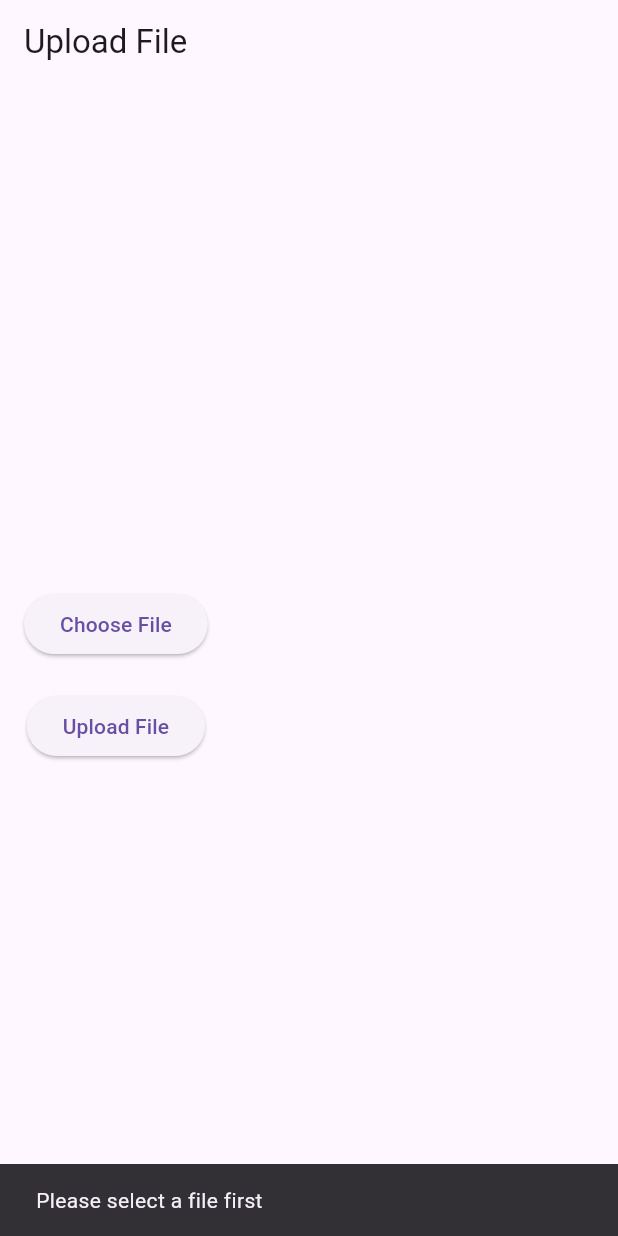
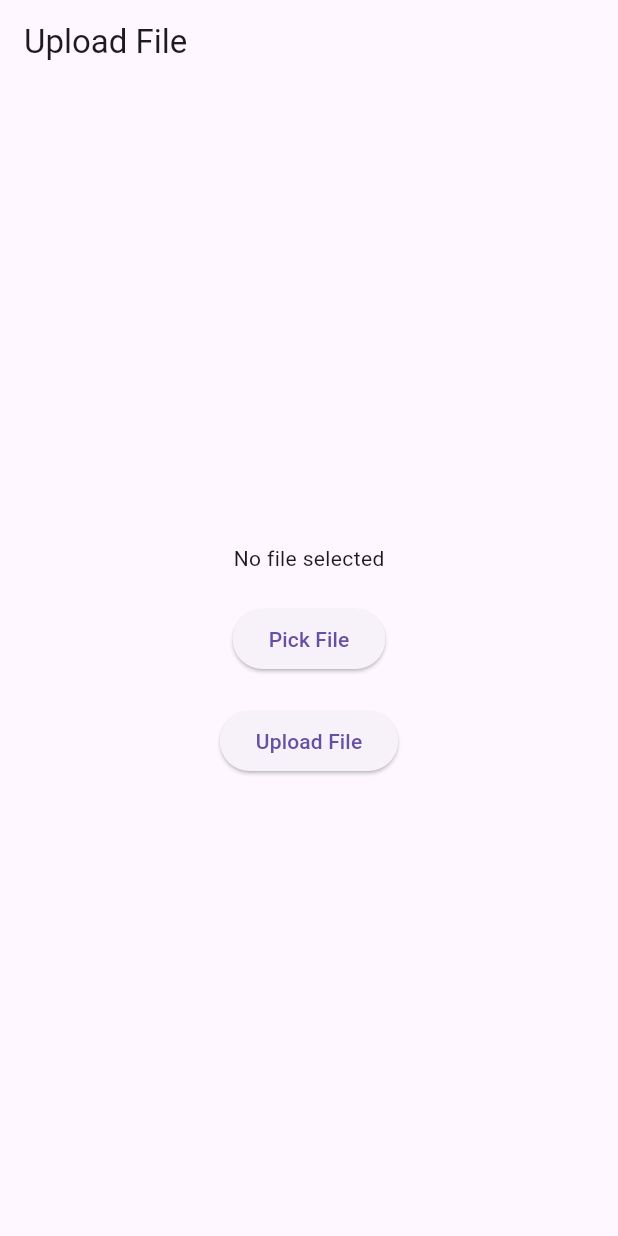
Before and after one commit to RahmatulFirdaus/freak-idea, a Flutter app: the screen it shows after launch, after a tap on "Upload File", on a phone screen of 412 x 824 dp. Run offline on Flutter 3.47's test engine with Material 3 defaults, Android fonts, the phone set to English and light mode, and no system bars; our stand-ins replace animated_text_kit, file_picker, fluttertoast, google_fonts.

Commit message:
final update upload file

```diff
--- a/lib/pages/upload_file/upload_file.dart
+++ b/lib/pages/upload_file/upload_file.dart
@@ -1,7 +1,8 @@
+import 'dart:io';
+import 'package:file_picker/file_picker.dart';
 import 'package:flutter/material.dart';
-import 'package:file_picker/file_picker.dart';
 import 'package:http/http.dart' as http;
-import 'dart:io';
+import 'package:path/path.dart';
 
 class UploadFilePage extends StatefulWidget {
   @override
@@ -9,67 +10,57 @@ class UploadFilePage extends StatefulWidget {
 }
 
 class _UploadFilePageState extends State<UploadFilePage> {
-  File? _selectedFile;
+  File? _file;
 
-  // Fungsi untuk memilih file dari file manager
   Future<void> _pickFile() async {
-    final result = await FilePicker.platform.pickFiles();
+    FilePickerResult? result = await FilePicker.platform.pickFiles();
 
     if (result != null) {
       setState(() {
-        _selectedFile = File(result.files.single.path!);
+        _file = File(result.files.single.path!);
       });
-    } else {
-      print('No file selected.');
     }
   }
 
-  // Fungsi untuk upload file ke server
   Future<void> _uploadFile() async {
-    if (_selectedFile == null) {
-      ScaffoldMessenger.of(context).showSnackBar(SnackBar(
-        content: Text('Please select a file first'),
-      ));
-      return;
-    }
+    if (_file == null) return;
 
-    try {
-      final uri = Uri.parse('http://192.168.1.5:3000/api/uploadFileBukanSigita'); // Ganti URL sesuai dengan alamat server Anda
-      var request = http.MultipartRequest('POST', uri);
-      request.files.add(await http.MultipartFile.fromPath('file', _selectedFile!.path));
+    var uri = Uri.parse("http://10.0.10.58:3000/api/uploadFileAdmin");
+    var request = http.MultipartRequest('POST', uri);
+    request.files.add(
+      await http.MultipartFile.fromPath(
+        'file',
+        _file!.path,
+        filename: basename(_file!.path),
+      ),
+    );
 
-      var response = await request.send();
-      if (response.statusCode == 200) {
-        ScaffoldMessenger.of(context).showSnackBar(SnackBar(
-          content: Text('File uploaded successfully!'),
-        ));
-      } else {
-        ScaffoldMessenger.of(context).showSnackBar(SnackBar(
-          content: Text('File upload failed! Status code: ${response.statusCode}'),
-        ));
-      }
-    } catch (e) {
-      ScaffoldMessenger.of(context).showSnackBar(SnackBar(
-        content: Text('Error: $e'),
-      ));
+    var response = await request.send();
+
+    if (response.statusCode == 200) {
+      print("File uploaded successfully!");
+    } else {
+      print("Failed to upload file.");
     }
   }
 
   @override
   Widget build(BuildContext context) {
     return Scaffold(
-      appBar: AppBar(title: Text('Upload File')),
-      body: Padding(
-        padding: EdgeInsets.all(16.0),
+      appBar: AppBar(
+        title: Text('Upload File'),
+      ),
+      body: Center(
         child: Column(
           mainAxisAlignment: MainAxisAlignment.center,
           children: [
-            if (_selectedFile != null)
-              Text('Selected File: ${_selectedFile!.path.split('/').last}'),
+            _file != null
+                ? Text('Selected File: ${basename(_file!.path)}')
+                : Text('No file selected'),
             SizedBox(height: 20),
             ElevatedButton(
               onPressed: _pickFile,
-              child: Text('Choose File'),
+              child: Text('Pick File'),
             ),
             SizedBox(height: 20),
             ElevatedButton(
--- a/pubspec.yaml
+++ b/pubspec.yaml
@@ -37,6 +37,7 @@ dependencies:
   flutter_downloader: ^1.11.8
   fluttertoast: ^8.2.8
   google_fonts: ^6.2.1
+  image_picker: ^1.1.2
   path_provider: ^2.1.4
   permission_handler: ^11.3.1
   persistent_bottom_nav_bar: ^6.2.1
```
Also changed, not shown: pubspec.lock, 5 other files.
